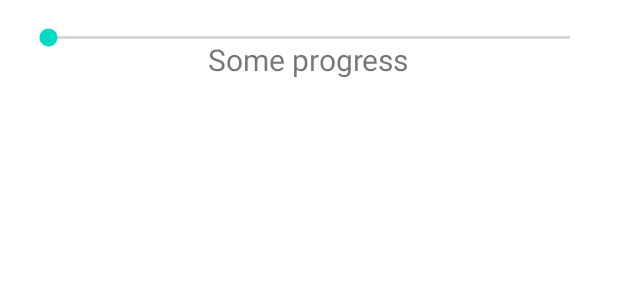
After one commit to Nokheenig/Android_Kotlin_Drawing_App, an Android app: the layout dialog_brush.xml on its own in the app's theme, with its tools: preview values and no code run, on a phone screen of 412 x 824 dp. The commit adds this screen. Shown: the top 300 px of the screen. Run offline under Robolectric (Android 15) with nearby library versions, the phone set to English and light mode, and no system bars.

Commit message:
141-143. New feature: brush size selection

```diff
--- /dev/null
+++ b/app/src/main/res/layout/dialog_brush.xml
@@ -0,0 +1,25 @@
+<?xml version="1.0" encoding="utf-8"?>
+<RelativeLayout xmlns:android="http://schemas.android.com/apk/res/android"
+    android:layout_width="match_parent"
+    android:layout_height="wrap_content"
+    xmlns:tools="http://schemas.android.com/tools"
+    android:orientation="vertical"
+    android:padding="16dp"
+    android:gravity="center">
+
+    <androidx.appcompat.widget.AppCompatSeekBar
+        android:id="@+id/dialog_seek_bar"
+        android:max="100"
+        android:layout_width="match_parent"
+        android:layout_height="wrap_content"/>
+
+    <TextView
+        android:id="@+id/dialog_text_view_progress"
+        android:layout_width="wrap_content"
+        android:layout_height="wrap_content"
+        tools:text="Some progress"
+        android:textSize="20sp"
+        android:layout_marginTop="10dp"
+        android:layout_centerHorizontal="true"/>
+
+</RelativeLayout>
```
Also changed, not shown: app/src/main/java/com/mydomain/drawingapp/DrawingView.kt (+9 -0 lines), app/src/main/java/com/mydomain/drawingapp/MainActivity.kt (+37 -0 lines), app/src/main/res/layout/activity_main.xml (+10 -0 lines), app/src/main/res/drawable-v24/ic_brush.png (added).
